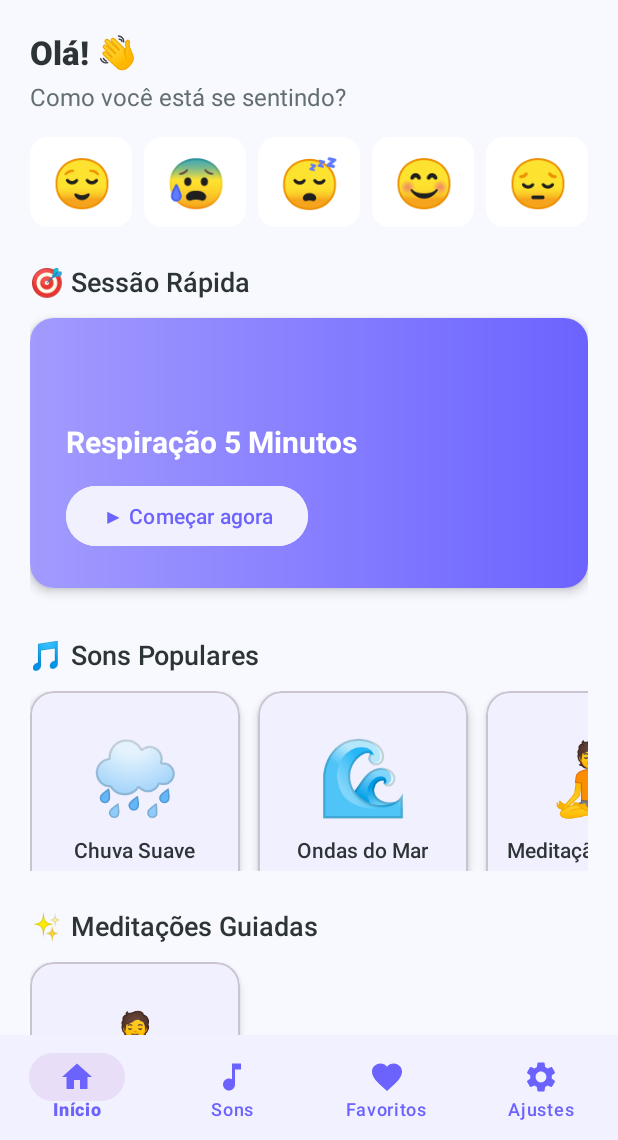
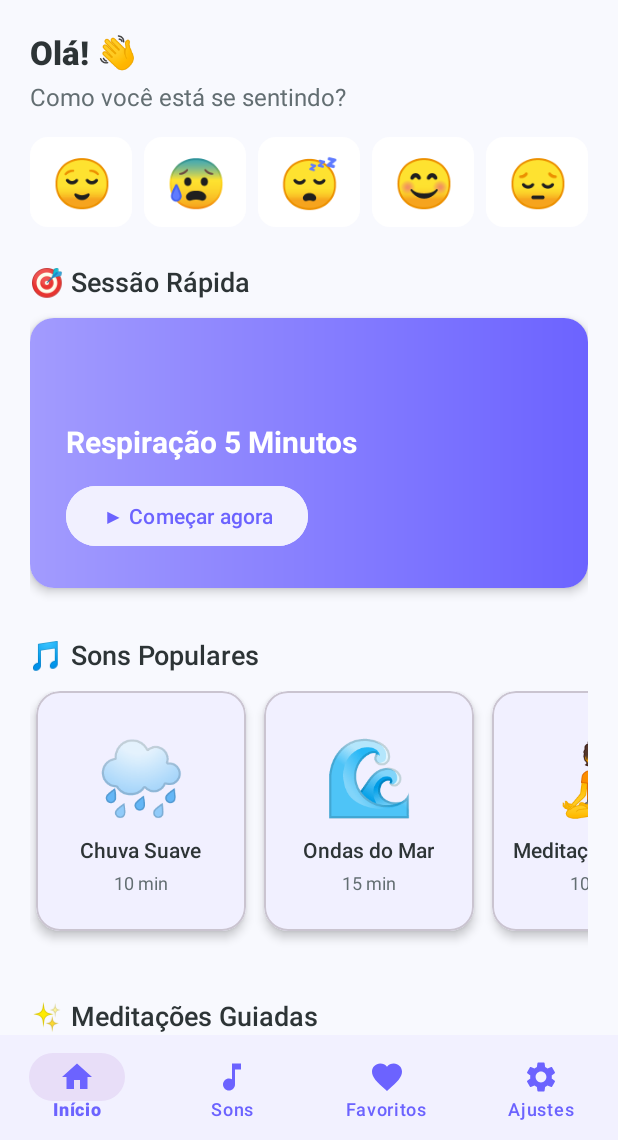
Before and after one commit to vandersonbraz/projeto-android, an Android app: the screen it shows after launch (MainActivity), on a phone screen of 412 x 824 dp, the part 96-1236 px from its top. Run offline under Robolectric (Android 15) with nearby library versions, the phone set to English and light mode, and no system bars; our stand-ins replace AdMob; libraries missing offline, so code that uses them is left out: com.android.billingclient; pictures from the network do not load; 5 statements that could not run were skipped.

```diff
--- a/CalmareApp/app/src/main/java/com/calmare/app/ui/fragments/HomeFragment.kt
+++ b/CalmareApp/app/src/main/java/com/calmare/app/ui/fragments/HomeFragment.kt
@@ -125,7 +125,11 @@ class HomeFragment : Fragment() {
             startActivity(intent)
         }
 
-        recyclerView.layoutManager = LinearLayoutManager(requireContext())
+        recyclerView.layoutManager = LinearLayoutManager(
+            requireContext(),
+            LinearLayoutManager.HORIZONTAL,
+            false
+        )
         recyclerView.adapter = adapter
     }
 
--- a/CalmareApp/app/src/main/res/layout/fragment_home.xml
+++ b/CalmareApp/app/src/main/res/layout/fragment_home.xml
@@ -177,8 +177,11 @@
         <androidx.recyclerview.widget.RecyclerView
             android:id="@+id/rv_popular_sounds"
             android:layout_width="match_parent"
-            android:layout_height="120dp"
+            android:layout_height="180dp"
             android:orientation="horizontal"
+            android:clipToPadding="false"
+            android:paddingStart="4dp"
+            android:paddingEnd="4dp"
             android:layout_marginBottom="24dp" />
 
         <!-- Section: Guided Meditations -->
@@ -192,7 +195,11 @@
         <androidx.recyclerview.widget.RecyclerView
             android:id="@+id/rv_meditations"
             android:layout_width="match_parent"
-            android:layout_height="wrap_content"
+            android:layout_height="180dp"
+            android:orientation="horizontal"
+            android:clipToPadding="false"
+            android:paddingStart="4dp"
+            android:paddingEnd="4dp"
             android:nestedScrollingEnabled="false" />
 
     </LinearLayout>
```
Also changed, not shown: CalmareApp/app/src/main/res/layout/activity_premium.xml (+121 -0 lines).
